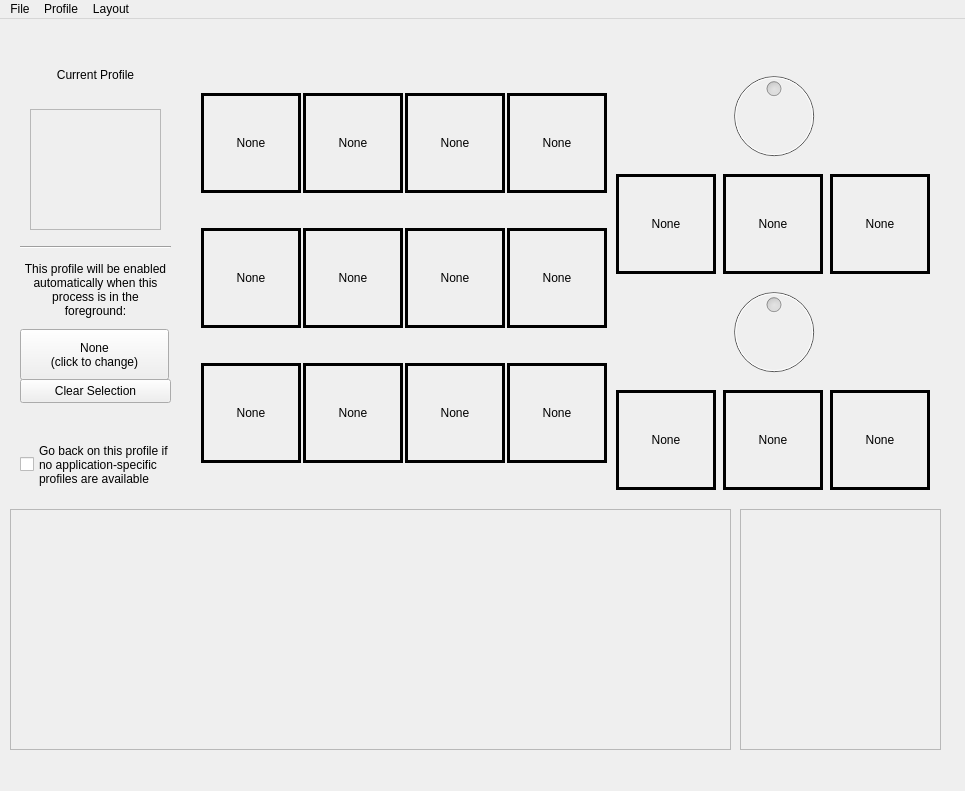
Qt form resources/interface.ui (Tizzu/BagOnKey) before a commit.
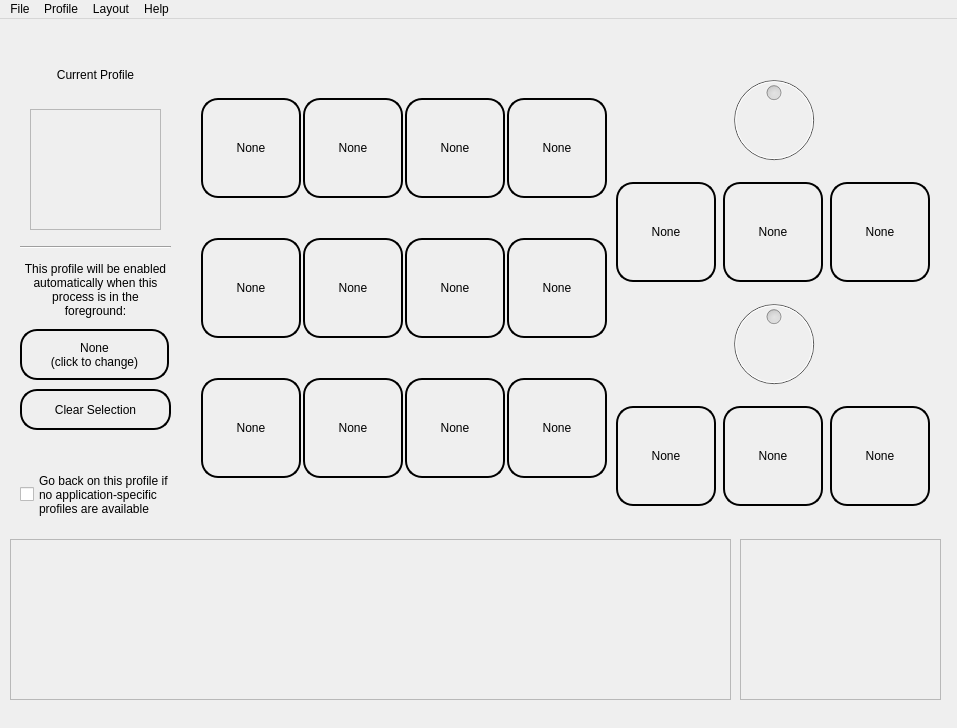
The same form after that commit. Custom widgets are drawn as their Qt base class.

Commit message: Add custom shortcut functionality and improve UI dialogs; update settings and tracked processes

Patch:
```diff
--- a/resources/interface.ui
+++ b/resources/interface.ui
@@ -6,8 +6,8 @@
    <rect>
     <x>0</x>
     <y>0</y>
-    <width>965</width>
-    <height>791</height>
+    <width>957</width>
+    <height>728</height>
    </rect>
   </property>
   <property name="maximumSize">
@@ -32,7 +32,7 @@
       <x>190</x>
       <y>30</y>
       <width>761</width>
-      <height>461</height>
+      <height>481</height>
      </rect>
     </property>
     <property name="styleSheet">
@@ -68,7 +68,7 @@
           <bool>false</bool>
          </property>
          <property name="styleSheet">
-          <string notr="true">border: 3px solid black;</string>
+          <string notr="true">border-radius: 17px; border: 2px solid black;</string>
          </property>
          <property name="text">
           <string>None</string>
@@ -93,7 +93,7 @@
           <bool>false</bool>
          </property>
          <property name="styleSheet">
-          <string notr="true">border: 3px solid black;</string>
+          <string notr="true">border-radius: 17px; border: 2px solid black;</string>
          </property>
          <property name="text">
           <string>None</string>
@@ -118,7 +118,7 @@
           <bool>false</bool>
          </property>
          <property name="styleSheet">
-          <string notr="true">border: 3px solid black;</string>
+          <string notr="true">border-radius: 17px; border: 2px solid black;</string>
          </property>
          <property name="text">
           <string>None</string>
@@ -147,7 +147,7 @@
           <bool>false</bool>
          </property>
          <property name="styleSheet">
-          <string notr="true">border: 3px solid black;</string>
+          <string notr="true">border-radius: 17px; border: 2px solid black;</string>
          </property>
          <property name="text">
           <string>None</string>
@@ -172,7 +172,7 @@
           <bool>false</bool>
          </property>
          <property name="styleSheet">
-          <string notr="true">border: 3px solid black;</string>
+          <string notr="true">border-radius: 17px; border: 2px solid black;</string>
          </property>
          <property name="text">
           <string>None</string>
@@ -197,7 +197,7 @@
           <bool>false</bool>
          </property>
          <property name="styleSheet">
-          <string notr="true">border: 3px solid black;</string>
+          <string notr="true">border-radius: 17px; border: 2px solid black;</string>
          </property>
          <property name="text">
           <string>None</string>
@@ -226,7 +226,7 @@
           <bool>false</bool>
          </property>
          <property name="styleSheet">
-          <string notr="true">border: 3px solid black;</string>
+          <string notr="true">border-radius: 17px; border: 2px solid black;</string>
          </property>
          <property name="text">
           <string>None</string>
@@ -251,7 +251,7 @@
           <bool>false</bool>
          </property>
          <property name="styleSheet">
-          <string notr="true">border: 3px solid black;</string>
+          <string notr="true">border-radius: 17px; border: 2px solid black;</string>
          </property>
          <property name="text">
           <string>None</string>
@@ -276,7 +276,7 @@
           <bool>false</bool>
          </property>
          <property name="styleSheet">
-          <string notr="true">border: 3px solid black;</string>
+          <string notr="true">border-radius: 17px; border: 2px solid black;</string>
          </property>
          <property name="text">
           <string>None</string>
@@ -305,7 +305,7 @@
           <bool>false</bool>
          </property>
          <property name="styleSheet">
-          <string notr="true">border: 3px solid black;</string>
+          <string notr="true">border-radius: 17px; border: 2px solid black;</string>
          </property>
          <property name="text">
           <string>None</string>
@@ -330,7 +330,7 @@
           <bool>false</bool>
          </property>
          <property name="styleSheet">
-          <string notr="true">border: 3px solid black;</string>
+          <string notr="true">border-radius: 17px; border: 2px solid black;</string>
          </property>
          <property name="text">
           <string>None</string>
@@ -355,7 +355,7 @@
           <bool>false</bool>
          </property>
          <property name="styleSheet">
-          <string notr="true">border: 3px solid black;</string>
+          <string notr="true">border-radius: 17px; border: 2px solid black;</string>
          </property>
          <property name="text">
           <string>None</string>
@@ -419,7 +419,7 @@
             <bool>false</bool>
            </property>
            <property name="styleSheet">
-            <string notr="true">border: 3px solid black;</string>
+            <string notr="true">border-radius: 17px; border: 2px solid black;</string>
            </property>
            <property name="text">
             <string>None</string>
@@ -444,7 +444,7 @@
             <bool>false</bool>
            </property>
            <property name="styleSheet">
-            <string notr="true">border: 3px solid black;</string>
+            <string notr="true">border-radius: 17px; border: 2px solid black;</string>
            </property>
            <property name="text">
             <string>None</string>
@@ -469,7 +469,7 @@
             <bool>false</bool>
            </property>
            <property name="styleSheet">
-            <string notr="true">border: 3px solid black;</string>
+            <string notr="true">border-radius: 17px; border: 2px solid black;</string>
            </property>
            <property name="text">
             <string>None</string>
@@ -523,7 +523,7 @@
             <bool>false</bool>
            </property>
            <property name="styleSheet">
-            <string notr="true">border: 3px solid black;</string>
+            <string notr="true">border-radius: 17px; border: 2px solid black;</string>
            </property>
            <property name="text">
             <string>None</string>
@@ -548,7 +548,7 @@
             <bool>false</bool>
            </property>
            <property name="styleSheet">
-            <string notr="true">border: 3px solid black;</string>
+            <string notr="true">border-radius: 17px; border: 2px solid black;</string>
            </property>
            <property name="text">
             <string>None</string>
@@ -573,7 +573,7 @@
             <bool>false</bool>
            </property>
            <property name="styleSheet">
-            <string notr="true">border: 3px solid black;</string>
+            <string notr="true">border-radius: 17px; border: 2px solid black;</string>
            </property>
            <property name="text">
             <string>None</string>
@@ -654,6 +654,10 @@
       <height>51</height>
      </rect>
     </property>
+    <property name="styleSheet">
+     <string notr="true">border-radius: 17px; 
+border: 2px solid black;</string>
+    </property>
     <property name="text">
      <string>None 
 (click to change)</string>
@@ -663,9 +667,9 @@
     <property name="geometry">
      <rect>
       <x>10</x>
-      <y>490</y>
+      <y>520</y>
       <width>721</width>
-      <height>241</height>
+      <height>161</height>
      </rect>
     </property>
     <property name="widgetResizable">
@@ -677,7 +681,7 @@
        <x>0</x>
        <y>0</y>
        <width>719</width>
-       <height>239</height>
+       <height>159</height>
       </rect>
      </property>
     </widget>
@@ -686,9 +690,9 @@
     <property name="geometry">
      <rect>
       <x>740</x>
-      <y>490</y>
+      <y>520</y>
       <width>201</width>
-      <height>241</height>
+      <height>161</height>
      </rect>
     </property>
     <property name="widgetResizable">
@@ -700,7 +704,7 @@
        <x>0</x>
        <y>0</y>
        <width>199</width>
-       <height>239</height>
+       <height>159</height>
       </rect>
      </property>
     </widget>
@@ -732,9 +736,9 @@
     <property name="geometry">
      <rect>
       <x>20</x>
-      <y>360</y>
+      <y>370</y>
       <width>151</width>
-      <height>24</height>
+      <height>41</height>
      </rect>
     </property>
     <property name="maximumSize">
@@ -743,6 +747,10 @@
       <height>16777215</height>
      </size>
     </property>
+    <property name="styleSheet">
+     <string notr="true">border-radius: 17px; 
+border: 2px solid black;</string>
+    </property>
     <property name="text">
      <string>Clear Selection</string>
     </property>
@@ -751,7 +759,7 @@
     <property name="geometry">
      <rect>
       <x>20</x>
-      <y>420</y>
+      <y>450</y>
       <width>151</width>
       <height>51</height>
      </rect>
@@ -773,7 +781,7 @@
     <rect>
      <x>0</x>
      <y>0</y>
-     <width>965</width>
+     <width>957</width>
      <height>22</height>
     </rect>
    </property>
@@ -804,9 +812,17 @@
     <addaction name="action3_keys_1_knob"/>
     <addaction name="action12_keys_2_knobs"/>
    </widget>
+   <widget class="QMenu" name="menuHelp">
+    <property name="title">
+     <string>Help</string>
+    </property>
+    <addaction name="actionUse_this_tool_with_your_keyboard"/>
+    <addaction name="actionAbout_BagOnKey"/>
+   </widget>
    <addaction name="menuFile"/>
    <addaction name="menuProfile"/>
    <addaction name="menuLayout"/>
+   <addaction name="menuHelp"/>
   </widget>
   <action name="actionAdd_new_profile">
    <property name="text">
```
Left out of the diff: 16 changed lines with no effect on the pictures. The commit also changes 7 other files.
